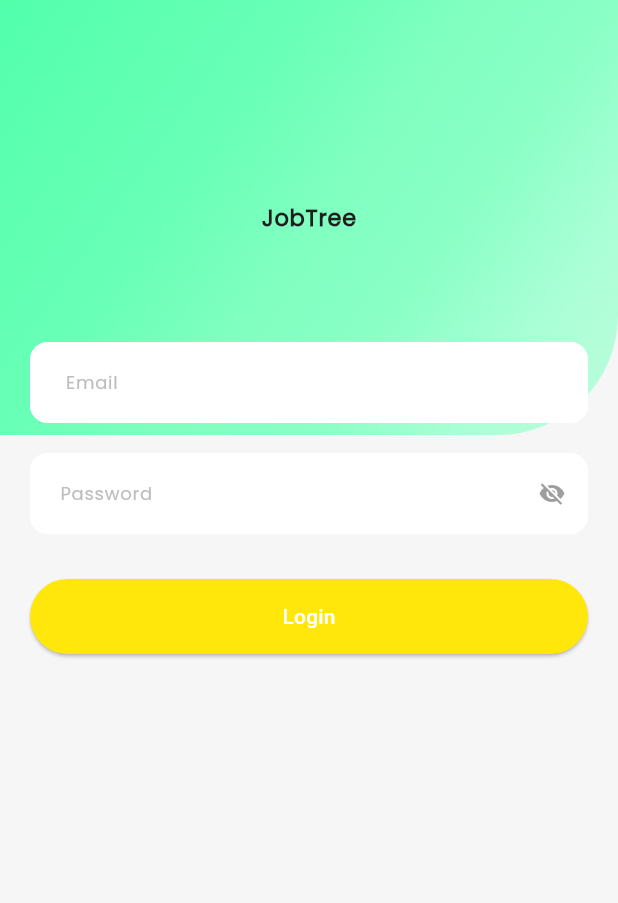
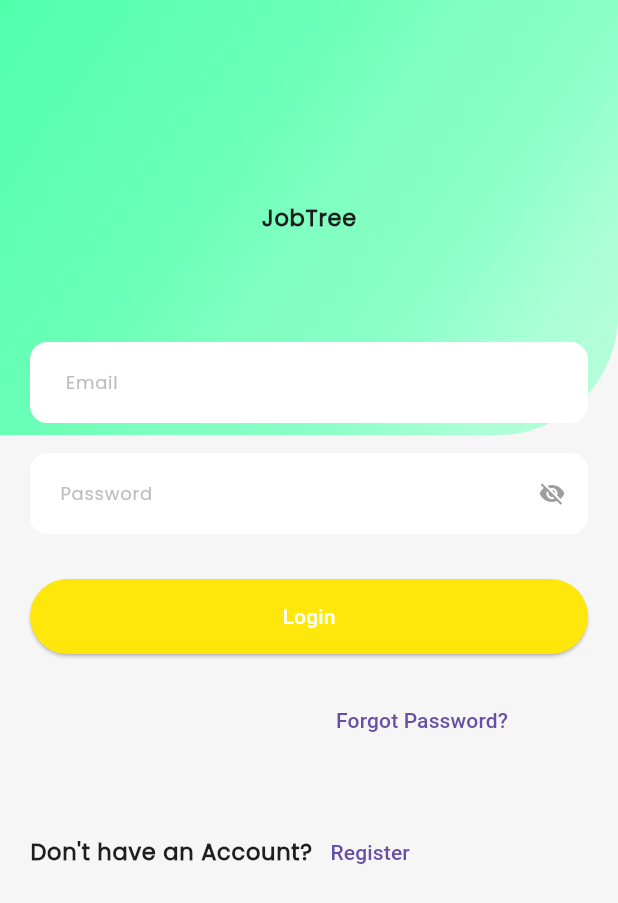
Before and after one commit to Rotavirus22/JobApp-FrontEnd, a Flutter app: the screen it shows after launch, on a phone screen of 412 x 824 dp. Shown: the top 903 px of the screen. Run offline on Flutter 3.47's test engine with Material 3 defaults, Android fonts, the phone set to English and light mode, and no system bars; our stand-ins replace dio, file_picker, get_storage.

Commit message:
forgot password implemented

```diff
--- a/lib/main.dart
+++ b/lib/main.dart
@@ -2,15 +2,19 @@ import 'package:flutter/material.dart';
 import 'package:jobapp/provider/bottomState/bottomState.dart';
 import 'package:jobapp/provider/features/apply_job.dart';
 import 'package:jobapp/provider/features/getJobs.dart';
+import 'package:jobapp/provider/forgotPassword/forgotPassword.dart';
+import 'package:jobapp/provider/forgotPassword/resetPassword.dart';
 import 'package:jobapp/provider/login/login_state.dart';
 import 'package:jobapp/provider/register/registerState.dart';
 import 'package:jobapp/provider/splash/splash_state.dart';
 import 'package:jobapp/screens/common/bottom_navigation/bottom_navigation.dart';
 import 'package:jobapp/screens/homeScreens/features/apply_screen.dart';
 import 'package:jobapp/screens/homeScreens/home.dart';
+import 'package:jobapp/screens/users/forgot_password.dart';
 import 'package:jobapp/screens/users/login.dart';
 import 'package:jobapp/screens/users/register.dart';
 import 'package:jobapp/screens/splash.dart';
+import 'package:jobapp/screens/users/reset_password.dart';
 import 'package:jobapp/themes/app_themes.dart';
 import 'package:provider/provider.dart';
 
@@ -57,6 +61,14 @@ class MyApp extends StatelessWidget {
         '/applyScreen': (context) => ChangeNotifierProvider(
               create: (_) => ApplyState(context),
               child: ApplyScreen(),
+            ),
+        '/forgotPassword': (context) => ChangeNotifierProvider(
+              create: (_) => ForgotPasswordState(),
+              child: ForgotPassword(),
+            ),
+        '/resetPassword': (context) => ChangeNotifierProvider(
+              create: (_) => ResetPasswordState(context),
+              child: ResetPassword(),
             )
       },
     );
--- /dev/null
+++ b/lib/provider/forgotPassword/resetPassword.dart
@@ -0,0 +1,45 @@
+import 'package:dio/dio.dart';
+import 'package:flutter/widgets.dart';
+import 'package:jobapp/main.dart';
+import 'package:jobapp/services/dio_interceptor.dart';
+
+class ResetPasswordState extends ChangeNotifier {
+  ResetPasswordState(context) {
+    var args =
+        ModalRoute.of(context)!.settings.arguments as Map<String, dynamic>;
+    email = args['email'];
+  }
+  String? email;
+  String? otp;
+  String? newPassword;
+  bool isLoading = false;
+
+  Dio dio = dioService();
+
+  onNewPasswordChanged(value) {
+    newPassword = value;
+    notifyListeners();
+  }
+
+  onOtpChanged(value) {
+    otp = value;
+    notifyListeners();
+  }
+
+  resetPassword() async {
+    isLoading = true;
+    notifyListeners();
+
+    var data = {
+      'email': email,
+      'new_password': newPassword,
+      'resetCode': otp,
+    };
+    try {
+      var response = await dio.post('/users/resetPw', data: data);
+      navigagorKey.currentState!.pushReplacementNamed('/login');
+    } on DioException catch (e) {
+      print('dIO ERROR ${e.response}');
+    }
+  }
+}
--- a/lib/screens/homeScreens/home.dart
+++ b/lib/screens/homeScreens/home.dart
@@ -290,8 +290,7 @@ class HomeScreen extends StatelessWidget {
                                 child: Container(
                                   decoration: BoxDecoration(
                                     color: Colors.white,
-                                    borderRadius: BorderRadius.circular(
-                                        12), // Adjust the radius as needed
+                                    borderRadius: BorderRadius.circular(12),
                                   ),
                                   height: 93,
                                   width: 370,
--- a/lib/screens/users/login.dart
+++ b/lib/screens/users/login.dart
@@ -3,6 +3,7 @@ import 'package:jobapp/common/constants/customAppBar.dart';
 import 'package:jobapp/common/constants/k_button.dart';
 import 'package:jobapp/common/constants/text_field.dart';
 import 'package:jobapp/common/ui_helpers.dart';
+import 'package:jobapp/main.dart';
 import 'package:jobapp/provider/login/login_state.dart';
 import 'package:provider/provider.dart';
 
@@ -14,9 +15,9 @@ class LoginScreen extends StatelessWidget {
   Widget build(BuildContext context) {
     final loginState = Provider.of<LoginState>(context);
     return Scaffold(
-      body: Form(
-        key: _formKey,
-        child: SingleChildScrollView(
+      body: SingleChildScrollView(
+        child: Form(
+          key: _formKey,
           child: Stack(
             children: [
               const CustomAppBar(
@@ -27,7 +28,6 @@ class LoginScreen extends StatelessWidget {
               Padding(
                 padding: EdgeInsets.fromLTRB(20, 228, 20, 0),
                 child: Container(
-                  height: 325,
                   child: Column(
                     children: [
                       kTextFormFIeld(
@@ -52,6 +52,34 @@ class LoginScreen extends StatelessWidget {
                             ? CircularProgressIndicator()
                             : Text('Login'),
                       ),
+                      lHeightSpan,
+                      Row(
+                        children: [
+                          elWidthSpan,
+                          elWidthSpan,
+                          elWidthSpan,
+                          elWidthSpan,
+                          TextButton(
+                            onPressed: () {
+                              navigagorKey.currentState!
+                                  .pushNamed('/forgotPassword');
+                            },
+                            child: Text('Forgot Password?'),
+                          ),
+                        ],
+                      ),
+                      elHeightSpan,
+                      Row(
+                        children: [
+                          Text('Don\'t have an Account?'),
+                          TextButton(
+                            onPressed: () {
+                              navigagorKey.currentState!.pushNamed('/register');
+                            },
+                            child: Text('Register'),
+                          ),
+                        ],
+                      ),
                     ],
                   ),
                 ),
```
Also changed, not shown: lib/provider/forgotPassword/forgotPassword.dart (added, +35 -0 lines), lib/screens/homeScreens/profile.dart (+34 -2 lines), lib/screens/users/forgot_password.dart (added, +57 -0 lines), lib/screens/users/register.dart (+17 -4 lines), lib/screens/users/reset_password.dart (added, +63 -0 lines).
